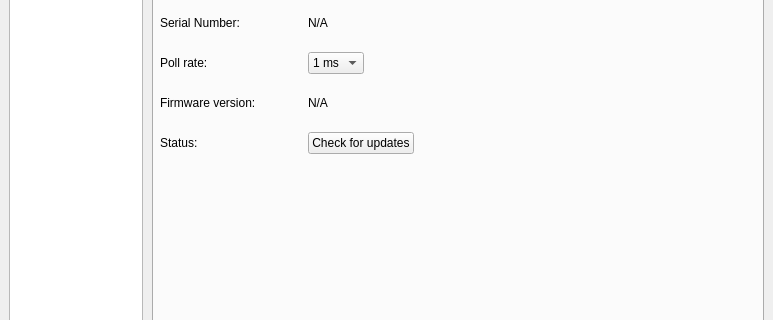
Before: the Qt Designer form src/gui/kbwidget.ui in ckb-next/ckb-next, drawn with Qt 5; both pictures show x 0 to 773 and y 103 to 423 of the 773 by 539 pixel window.
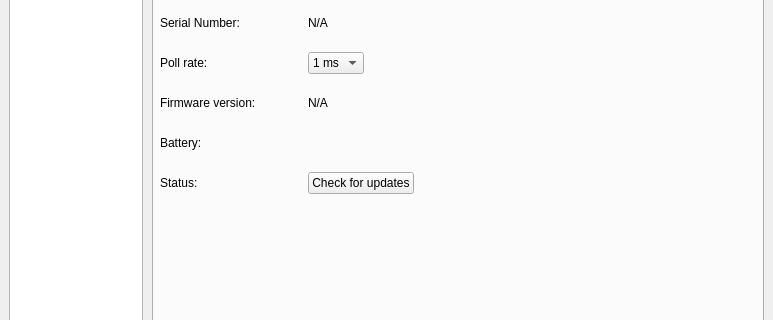
After: the same form once the commit is applied. The open tabs and pages were chosen to show the change. Custom widgets are drawn as their Qt base class.

Commit message: Added battery support

What changed in the file:
```diff
--- a/src/gui/kbwidget.ui
+++ b/src/gui/kbwidget.ui
@@ -377,6 +377,32 @@
          </property>
         </widget>
        </item>
+       <item row="6" column="0">
+        <widget class="QLabel" name="batteryLabel">
+         <property name="minimumSize">
+           <size>
+           <width>0</width>
+           <height>34</height>
+           </size>
+          </property>
+          <property name="text">
+           <string>Battery:</string>
+          </property>
+        </widget>
+       </item>
+       <item row="6" column="2">
+        <widget class="QLabel" name="batteryStatusLabel">
+         <property name="minimumSize">
+          <size>
+           <width>0</width>
+           <height>34</height>
+          </size>
+         </property>
+         <property name="text">
+          <string></string>
+         </property>
+        </widget>
+       </item>
        <item row="7" column="2">
         <layout class="QHBoxLayout" name="fwUpdLayout">
          <item>
```
The commit also changes 8 other files.
